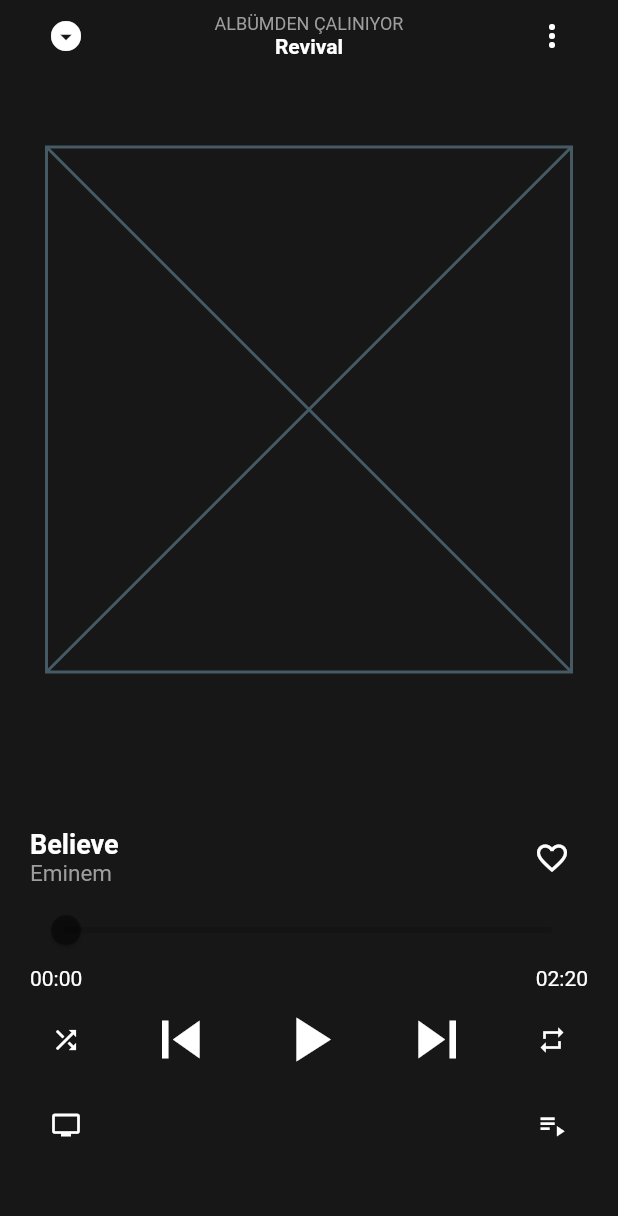
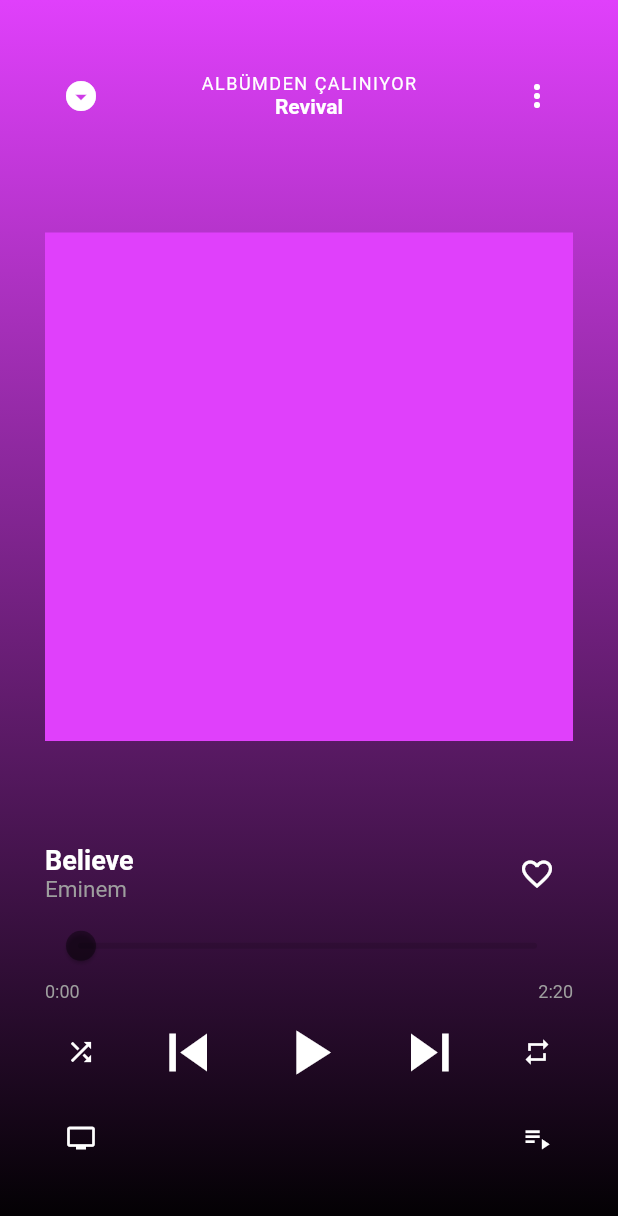
Before and after one commit to frost768/musify, a Flutter app: the PlayerFull screen opened by its route, on a phone screen of 412 x 824 dp. Shown: the top 1216 px of the screen. Run offline on Flutter 3.47's test engine with Material 2 defaults, Android fonts, the phone set to English and light mode, and no system bars; our stand-ins replace get.

Commit message:
Player functionality improved

```diff
--- /dev/null
+++ b/lib/components/player_scroller.dart
@@ -0,0 +1,18 @@
+import 'package:flutter/material.dart';
+import 'package:get/get.dart';
+import 'package:spotify_clone/controllers/player_controller.dart';
+
+class PlayerScroller extends StatelessWidget {
+  final Widget child;
+  PlayerScroller(this.child, {Key? key}) : super(key: key);
+  @override
+  Widget build(BuildContext context) {
+    return GetBuilder(
+      init: PlayerController(),
+      builder: (PlayerController player) => PageView(
+        onPageChanged: player.setTrack,
+        children: player.playlist.tracks.map((e) => child).toList(),
+      ),
+    );
+  }
+}
--- a/lib/views/player_full.dart
+++ b/lib/views/player_full.dart
@@ -1,6 +1,9 @@
 import 'package:flutter/material.dart';
 import 'package:get/get.dart';
+import 'package:spotify_clone/components/player_scroller.dart';
+import 'package:spotify_clone/components/track_tile.dart';
 import 'package:spotify_clone/controllers/player_controller.dart';
+import 'package:spotify_clone/data/playlists.dart';
 
 import 'package:spotify_clone/views/views.dart';
 
@@ -11,17 +14,44 @@ class PlayerFull extends StatelessWidget {
   Widget build(BuildContext context) {
     return Scaffold(
       backgroundColor: kMainBackColor,
-      body: SafeArea(
+      body: GetBuilder(
+        init: PlayerController(),
+        builder: (PlayerController player) {
+          return Stack(children: [
+            PlayerScroller(Container(
+              decoration: BoxDecoration(
+                  gradient: LinearGradient(
+                      begin: Alignment.topCenter,
+                      end: Alignment.bottomCenter,
+                      colors: [Colors.purpleAccent, Colors.black])),
               child: Container(
-          margin: const EdgeInsets.symmetric(horizontal: 20),
+                decoration: BoxDecoration(color: Colors.purpleAccent),
+                margin: const EdgeInsets.only(
+                    left: 30, right: 30, top: 155, bottom: 330),
+                height: 350,
+                width: 350,
+              ),
+            )),
+            Container(
+              margin: const EdgeInsets.symmetric(horizontal: 30),
               child: Column(
                 children: [
                   Header(),
-              ScrollableArt(),
-              PlayerControls(),
+                  Expanded(
+                    flex: 4,
+                    child: Container(
+                      margin: const EdgeInsets.symmetric(
+                          horizontal: 20, vertical: 40),
+                      height: 350,
+                      width: 350,
+                    ),
+                  ),
+                  Expanded(flex: 3, child: PlayerControls()),
                 ],
               ),
             ),
+          ]);
+        },
       ),
     );
   }
@@ -81,22 +111,27 @@ class PlayerControls extends StatelessWidget {
                 },
               ),
             ),
-            Obx(
-              () => Row(
+            Obx(() => Row(
                   mainAxisAlignment: MainAxisAlignment.spaceBetween,
                   children: [
-                  Text(player.elapsedTimeString, style: TextStyle()),
-                  Text(player.trackDurationString, style: TextStyle()),
+                    Text(player.elapsedTimeString,
+                        style: kPlayerTimeStringStyle),
+                    Text(player.trackDurationString,
+                        style: kPlayerTimeStringStyle),
                   ],
-              ),
-            ),
+                )),
             Row(
               mainAxisAlignment: MainAxisAlignment.spaceBetween,
               children: [
                 IconButton(
                     iconSize: 20,
-                    onPressed: () {},
-                    icon: Icon(Icons.shuffle_sharp)),
+                    onPressed: player.toggleShuffle,
+                    icon: player.isShuffleOpen
+                        ? Icon(
+                            Icons.shuffle_on_sharp,
+                            color: Colors.green,
+                          )
+                        : Icon(Icons.shuffle)),
                 IconButton(
                     iconSize: 50,
                     onPressed: () {
@@ -122,8 +157,15 @@ class PlayerControls extends StatelessWidget {
                     icon: Icon(Icons.skip_next_sharp)),
                 IconButton(
                   iconSize: 20,
-                  onPressed: () {},
-                  icon: Icon(Icons.repeat_sharp),
+                  onPressed: () {
+                    player.toggleRepetition();
+                  },
+                  icon: player.isRepeated
+                      ? Icon(
+                          Icons.repeat_on_sharp,
+                          color: Colors.green,
+                        )
+                      : Icon(Icons.repeat_sharp),
                 )
               ],
             ),
@@ -137,7 +179,49 @@ class PlayerControls extends StatelessWidget {
                 ),
                 IconButton(
                   iconSize: 20,
-                  onPressed: () {},
+                  onPressed: () {
+                    showBottomSheet(
+                      context: context,
+                      builder: (_) => Container(
+                        color: kMainBackColor,
+                        height: Get.height,
+                        child: Column(
+                          children: [
+                            Header(),
+                            Expanded(
+                              child: ReorderableListView(
+                                header: Column(
+                                  children: [
+                                    Row(
+                                      children: [
+                                        Text('Şimdi çalınıyor'),
+                                      ],
+                                    ),
+                                    TrackTile(
+                                      player.track,
+                                      showAlbumArt: true,
+                                    ),
+                                  ],
+                                ),
+                                children: playlists[0]
+                                    .tracks
+                                    .map((e) =>
+                                        TrackTile(e, key: Key(e.id.toString())))
+                                    .toList(),
+                                onReorder: (oldIndex, newIndex) {
+                                  var old = playlists[0].tracks[oldIndex];
+                                  var nedw = playlists[0].tracks[newIndex];
+                                  playlists[0].tracks[newIndex] = old;
+
+                                  playlists[0].tracks[oldIndex] = nedw;
+                                },
+                              ),
+                            )
+                          ],
+                        ),
+                      ),
+                    );
+                  },
                   icon: Icon(Icons.playlist_play),
                 )
               ],
@@ -149,32 +233,20 @@ class PlayerControls extends StatelessWidget {
   }
 }
 
-class ScrollableArt extends GetWidget<PlayerController> {
-  ScrollableArt({Key? key}) : super(key: key);
-
-  @override
-  Widget build(BuildContext context) {
-    return Container(
-      margin: const EdgeInsets.symmetric(vertical: 50),
-      height: 350,
-      width: 350,
-      child: Placeholder(),
-    );
-  }
-}
-
 class Header extends GetWidget<PlayerController> {
   Header({
     Key? key,
   }) : super(key: key);
 
-  final kHeaderTitleStyle = TextStyle(fontSize: 12, color: Colors.grey);
+  final kHeaderTitleStyle = TextStyle(fontSize: 12, letterSpacing: 1);
   final kAlbumNameStyle = TextStyle(fontSize: 14, fontWeight: FontWeight.bold);
   @override
   Widget build(BuildContext context) {
     return GetBuilder(
       init: PlayerController(),
-      builder: (PlayerController player) => Row(
+      builder: (PlayerController player) => Padding(
+        padding: EdgeInsets.only(top: 40),
+        child: Row(
           mainAxisAlignment: MainAxisAlignment.spaceBetween,
           children: [
             IconButton(
@@ -184,8 +256,7 @@ class Header extends GetWidget<PlayerController> {
                 icon: Icon(
                   Icons.arrow_drop_down_circle_sharp,
                 )),
-          Expanded(
-              child: Column(
+            Column(
               children: [
                 Text(
                   'ALBÜMDEN ÇALINIYOR',
@@ -196,16 +267,15 @@ class Header extends GetWidget<PlayerController> {
                   style: kAlbumNameStyle,
                 )
               ],
-          )),
+            ),
             IconButton(
-              onPressed: () {
-                Navigator.pop(context);
-              },
+                onPressed: () {},
                 icon: Icon(
                   Icons.more_vert,
                 )),
           ],
         ),
+      ),
     );
   }
 }
```
Also changed, not shown: lib/components/player_narrow.dart (+6 -15 lines), lib/controllers/player_controller.dart (+44 -18 lines). Lines whose indentation alone changed are shown as unchanged.
